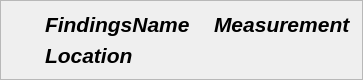
QIICR/SlicerPIRADS, file SlicerPIRADS/Resources/UI/FindingItemWidget.ui: the form before one commit.
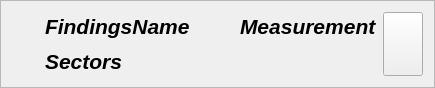
The form after the commit.

Commit message: ENH: added prostate sector map dialog

Patch:
```diff
--- a/SlicerPIRADS/Resources/UI/FindingItemWidget.ui
+++ b/SlicerPIRADS/Resources/UI/FindingItemWidget.ui
@@ -6,8 +6,8 @@
    <rect>
     <x>0</x>
     <y>0</y>
-    <width>363</width>
-    <height>77</height>
+    <width>435</width>
+    <height>88</height>
    </rect>
   </property>
   <property name="windowTitle">
@@ -25,72 +25,7 @@
      <property name="sizeConstraint">
       <enum>QLayout::SetDefaultConstraint</enum>
      </property>
-     <item row="0" column="0" rowspan="2">
-      <widget class="QLabel" name="measurementTypeLabel">
-       <property name="text">
-        <string/>
-       </property>
-      </widget>
-     </item>
-     <item row="1" column="2">
-      <widget class="QLabel" name="locationLabel">
-       <property name="font">
-        <font>
-         <pointsize>16</pointsize>
-         <weight>75</weight>
-         <italic>true</italic>
-         <bold>true</bold>
-        </font>
-       </property>
-       <property name="text">
-        <string>Location</string>
-       </property>
-      </widget>
-     </item>
-     <item row="0" column="4">
-      <widget class="QLabel" name="measurementLabel">
-       <property name="font">
-        <font>
-         <pointsize>16</pointsize>
-         <weight>75</weight>
-         <italic>true</italic>
-         <bold>true</bold>
-        </font>
-       </property>
-       <property name="text">
-        <string>Measurement</string>
-       </property>
-      </widget>
-     </item>
      <item row="0" column="2">
-      <widget class="QLabel" name="findingNameLabel">
-       <property name="font">
-        <font>
-         <pointsize>16</pointsize>
-         <weight>75</weight>
-         <italic>true</italic>
-         <bold>true</bold>
-        </font>
-       </property>
-       <property name="text">
-        <string>FindingsName</string>
-       </property>
-      </widget>
-     </item>
-     <item row="0" column="3">
-      <spacer name="horizontalSpacer_2">
-       <property name="orientation">
-        <enum>Qt::Horizontal</enum>
-       </property>
-       <property name="sizeHint" stdset="0">
-        <size>
-         <width>40</width>
-         <height>20</height>
-        </size>
-       </property>
-      </spacer>
-     </item>
-     <item row="0" column="1">
       <spacer name="horizontalSpacer">
        <property name="orientation">
         <enum>Qt::Horizontal</enum>
@@ -106,6 +41,84 @@
        </property>
       </spacer>
      </item>
+     <item row="0" column="4">
+      <spacer name="horizontalSpacer_2">
+       <property name="orientation">
+        <enum>Qt::Horizontal</enum>
+       </property>
+       <property name="sizeHint" stdset="0">
+        <size>
+         <width>40</width>
+         <height>20</height>
+        </size>
+       </property>
+      </spacer>
+     </item>
+     <item row="0" column="1" rowspan="2">
+      <widget class="QLabel" name="measurementTypeLabel">
+       <property name="text">
+        <string/>
+       </property>
+      </widget>
+     </item>
+     <item row="0" column="5">
+      <widget class="QLabel" name="measurementLabel">
+       <property name="font">
+        <font>
+         <pointsize>16</pointsize>
+         <weight>75</weight>
+         <italic>true</italic>
+         <bold>true</bold>
+        </font>
+       </property>
+       <property name="text">
+        <string>Measurement</string>
+       </property>
+      </widget>
+     </item>
+     <item row="1" column="3">
+      <widget class="QLabel" name="sectorsLabel">
+       <property name="font">
+        <font>
+         <pointsize>16</pointsize>
+         <weight>75</weight>
+         <italic>true</italic>
+         <bold>true</bold>
+        </font>
+       </property>
+       <property name="text">
+        <string>Sectors</string>
+       </property>
+      </widget>
+     </item>
+     <item row="0" column="6" rowspan="2">
+      <widget class="QPushButton" name="prostateMapButton">
+       <property name="sizePolicy">
+        <sizepolicy hsizetype="Minimum" vsizetype="Minimum">
+         <horstretch>0</horstretch>
+         <verstretch>0</verstretch>
+        </sizepolicy>
+       </property>
+       <property name="text">
+        <string/>
+       </property>
+      </widget>
+     </item>
+     <item row="0" column="3">
+      <widget class="QLabel" name="findingNameLabel">
+       <property name="font">
+        <font>
+         <pointsize>16</pointsize>
+         <weight>75</weight>
+         <italic>true</italic>
+         <bold>true</bold>
+        </font>
+       </property>
+       <property name="text">
+        <string>FindingsName</string>
+       </property>
+      </widget>
+     </item>
     </layout>
    </item>
   </layout>
```
The commit also changes 4 other files.
